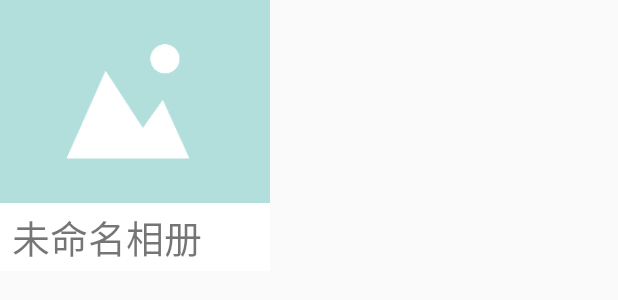
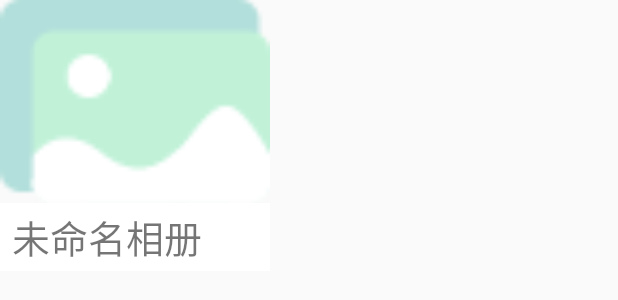
Before and after one commit to QgMove123/public, an Android app: the layout item_list_album.xml on its own in the app's theme, with its tools: preview values and no code run, on a phone screen of 412 x 824 dp. Shown: the top 300 px of the screen. Run offline under Robolectric (Android 15) with nearby library versions, the phone set to English and light mode, and no system bars.

Commit message:
yason 最新

```diff
--- a/QGZone/app/src/main/java/com/example/ricco/qgzone/LoginSignActivity.java
+++ b/QGZone/app/src/main/java/com/example/ricco/qgzone/LoginSignActivity.java
@@ -70,9 +70,9 @@ public class LoginSignActivity extends Activity implements LoginFragment.LoginBt
      */
     @Override
     public void onLoginBtnClick() {
-//        Intent intent = new Intent(LoginSignActivity.this, MainActivity.class);
-//        startActivity(intent);
-        InfoActivity.actionStart(LoginSignActivity.this, "me", 0);
+        Intent intent = new Intent(LoginSignActivity.this, MainActivity.class);
+        startActivity(intent);
+//        InfoActivity.actionStart(LoginSignActivity.this, "me", 0);
     }
 
     /**
--- a/QGZone/app/src/main/res/layout/item_list_album.xml
+++ b/QGZone/app/src/main/res/layout/item_list_album.xml
@@ -9,7 +9,7 @@
         android:id="@+id/item_img"
         android:layout_width="180dp"
         android:layout_height="135dp"
-        android:src="@mipmap/list_album_public"
+        android:src="@mipmap/list_album_normal"
         android:scaleType="centerCrop"/>
 
     <TextView
```
Also changed, not shown: QGZone/app/src/main/AndroidManifest.xml (+5 -11 lines), QGZone/app/src/main/res/mipmap-xxhdpi/list_album_normal.png (added).
